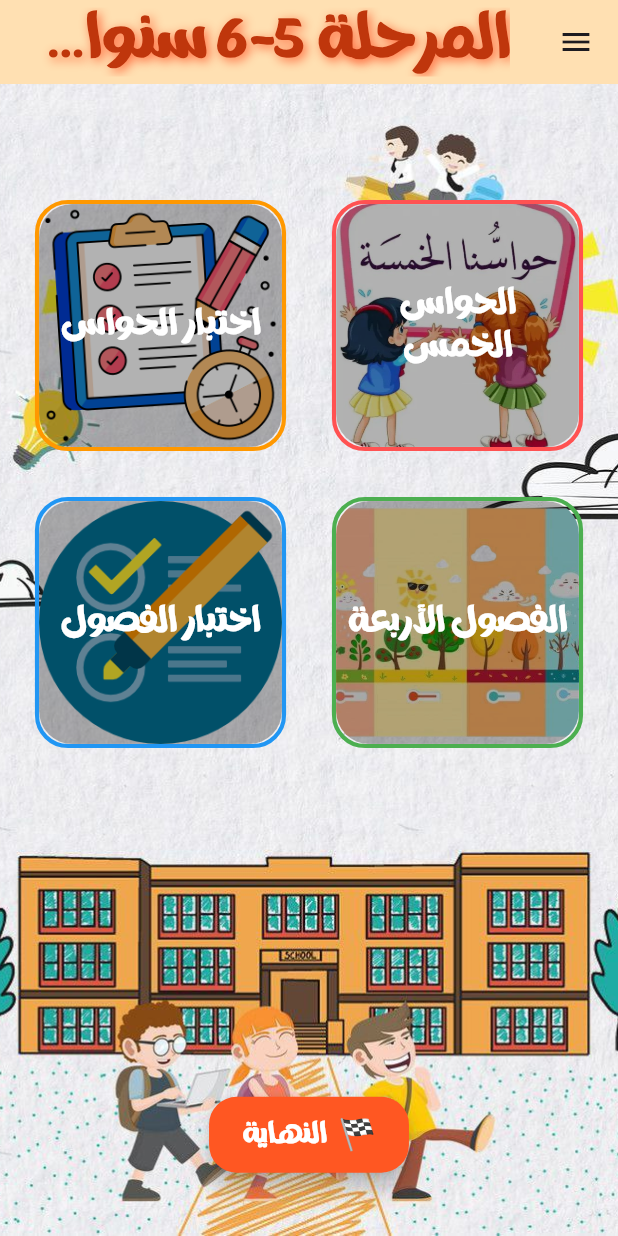
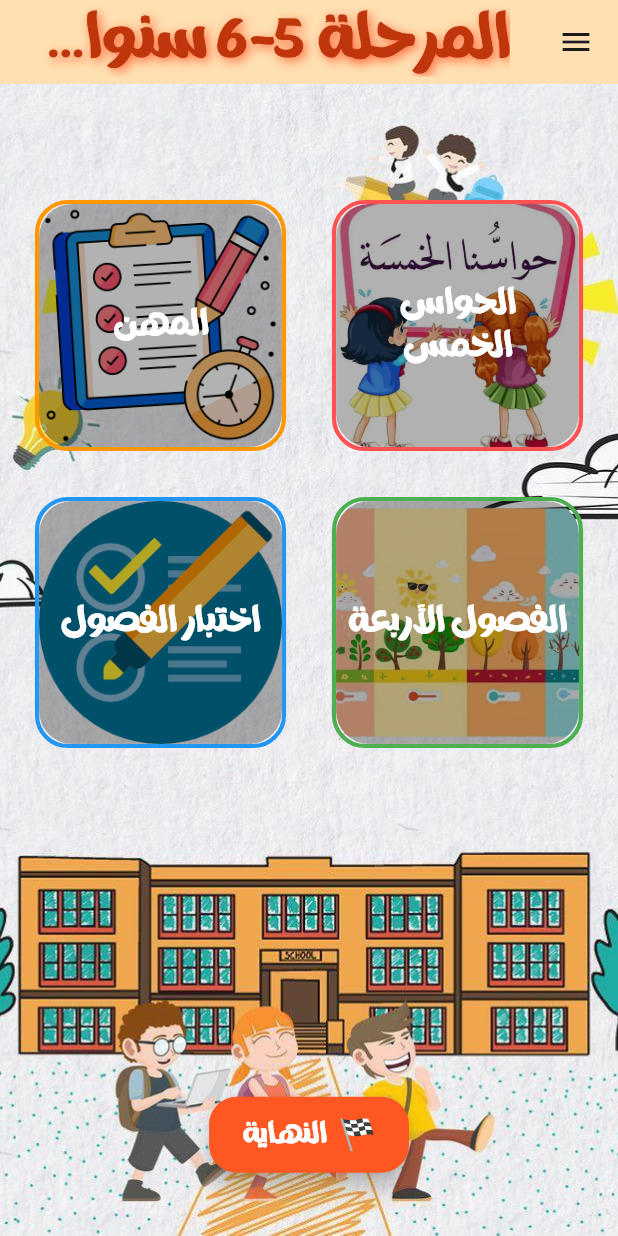
Before and after one commit to BatoolHardan/kids-education-app, a Flutter app: the StageFiveToSixScreen screen opened directly, on a phone screen of 412 x 824 dp. Run offline on Flutter 3.47's test engine with Material 3 defaults, Android fonts, the phone set to English and light mode, and no system bars; our stand-ins replace audioplayers, cloud_firestore, firebase_auth, firebase_core, flutter_native_splash, font_awesome_flutter and 3 more; accounts and stored records are empty.

Commit message:
Prepared by the Professions Department

```diff
--- /dev/null
+++ b/lib/pages/Profession/profession_model.dart
@@ -0,0 +1,30 @@
+import 'package:pro5/pages/HisaDetail/six_model.dart';
+
+class Profession {
+  final String title; // مثل DynamicItem.title
+  final String desc; // مثل DynamicItem.desc
+  final String hisaImage; // الصورة الرئيسية
+
+  final String example; // مثال على المهنة
+  final String soundPath; // مسار الصوت
+
+  Profession({
+    required this.title,
+    required this.desc,
+    required this.hisaImage,
+
+    required this.example,
+    required this.soundPath,
+  });
+  DynamicItem toDynamicItem() {
+    return DynamicItem(
+      title: title,
+      desc: desc,
+      hisaImage: hisaImage,
+
+      example: example,
+      soundPath: soundPath,
+      objectImage: 'null',
+    );
+  }
+}
--- /dev/null
+++ b/lib/pages/Profession/sample_data.dart
@@ -0,0 +1,63 @@
+import 'package:pro5/pages/HisaDetail/six_model.dart';
+
+List<DynamicItem> dummyItems = [
+  // مهنة الطبيب
+  DynamicItem(
+    title: "الطبيب",
+    desc: "يعالج المرضى ويشفي الأمراض",
+    hisaImage: "assets/images/المهن/طبيب.png",
+    objectImage: "assets/professions/doctor_tools.png",
+    example: "يستخدم السماعة لفحص القلب",
+    soundPath: "assets/sounds/professions/doctor.mp3",
+  ),
+
+  // مهنة الممرض/ة
+  DynamicItem(
+    title: "الممرض",
+    desc: "يساعد الطبيب في رعاية المرضى",
+    hisaImage: "assets/images/المهن/ممرض.png",
+    objectImage: "assets/professions/nurse_tools.png",
+    example: "يقوم بقياس درجة الحرارة",
+    soundPath: "assets/sounds/professions/nurse.mp3",
+  ),
+
+  // مهنة المعلم/ة
+  DynamicItem(
+    title: "المعلم",
+    desc: "يعلم الأطفال القراءة والكتابة",
+    hisaImage: "assets/images/المهن/معلم.png",
+    objectImage: "assets/professions/classroom.png",
+    example: "يشرح الدرس على السبورة",
+    soundPath: "assets/sounds/professions/teacher.mp3",
+  ),
+
+  // مهنة الصيدلاني
+  DynamicItem(
+    title: "الصيدلاني",
+    desc: "يجهز الأدوية وينصح المرضى",
+    hisaImage: "assets/images/المهن/صيدلاني.png",
+    objectImage: "assets/professions/pharmacy.png",
+    example: "يقرأ الوصفة الطبية بدقة",
+    soundPath: "assets/sounds/professions/pharmacist.mp3",
+  ),
+
+  // مهنة الرسام/ة
+  DynamicItem(
+    title: "الرسام",
+    desc: "يرسم لوحات فنية جميلة",
+    hisaImage: "assets/images/المهن/رسام.png",
+    objectImage: "assets/professions/painting.png",
+    example: "يرسم منظرًا طبيعيًا بالألوان",
+    soundPath: "assets/sounds/professions/painter.mp3",
+  ),
+
+  // مهنة النجار (بدلاً من الموسيقي)
+  DynamicItem(
+    title: "النجار",
+    desc: "يصنع الأثاث والأشياء الخشبية",
+    hisaImage: "assets/images/المهن/نجار.png",
+    objectImage: "assets/professions/carpenter_tools.png",
+    example: "يصنع كرسيًا من الخشب",
+    soundPath: "assets/sounds/professions/carpenter.mp3",
+  ),
+];
--- a/lib/pages/stag_five_six.dart
+++ b/lib/pages/stag_five_six.dart
@@ -5,6 +5,7 @@ import 'package:pro5/animations/pressable_card.dart';
 import 'package:pro5/animations/slidIn_card.dart';
 
 import 'package:pro5/pages/HisaDetail/six_data.dart';
+import 'package:pro5/pages/Profession/sample_data.dart';
 import 'package:pro5/pages/Seasons/seasons_page.dart';
 import 'package:pro5/pages/exames/Hisa_test/sens_card.dart';
 import 'package:pro5/pages/exames/seasons_test/seasons_test.dart';
@@ -44,11 +45,16 @@ class _StageFiveToSixScreenState extends State<StageFiveToSixScreen>
       ),
     },
     {
-      "title": "اختبار الحواس",
+      "title": "المهن",
       "background": "assets/images/backgrounds/101.png",
       "color": Colors.orange,
       "soundPath": "sounds/hello_sound/ترحيبي الاختبار.mp3",
-      "page": SensesQuizPage(),
+      "page": LearnScreen(
+        items: dummyItems,
+        title: "المهن",
+        fixedBackground: true,
+        fixedBackgroundImage: "assets/images/المهن/خلفية الكارد.png ",
+      ),
     },
     {
       "title": "الفصول الأربعة",
--- a/pubspec.yaml
+++ b/pubspec.yaml
@@ -100,6 +100,7 @@ flutter:
     - assets/sounds/sean_sound/
     - assets/sounds/hello_sound/
     - assets/sounds/الأصوات التشجيعية/
+    - assets/images/المهن/
   # An image asset can refer to one or more resolution-specific "variants", see
   # https://flutter.dev/to/resolution-aware-images
 
```
Also changed, not shown: assets/images/المهن/خلفية الكارد.png (added), assets/images/المهن/رسام.png (added), assets/images/المهن/صيدلاني.png (added), assets/images/المهن/طبيب.png (added), assets/images/المهن/مدرس رياضيات.png (added), assets/images/المهن/معلم.png (added), assets/images/المهن/ممرض.png (added), assets/images/المهن/موسيقي.png (added), assets/images/المهن/نجار.jpg (added), assets/images/المهن/نجار.png (added), lib/pages/Profession/profession_card.dart (added), 1 other file.
